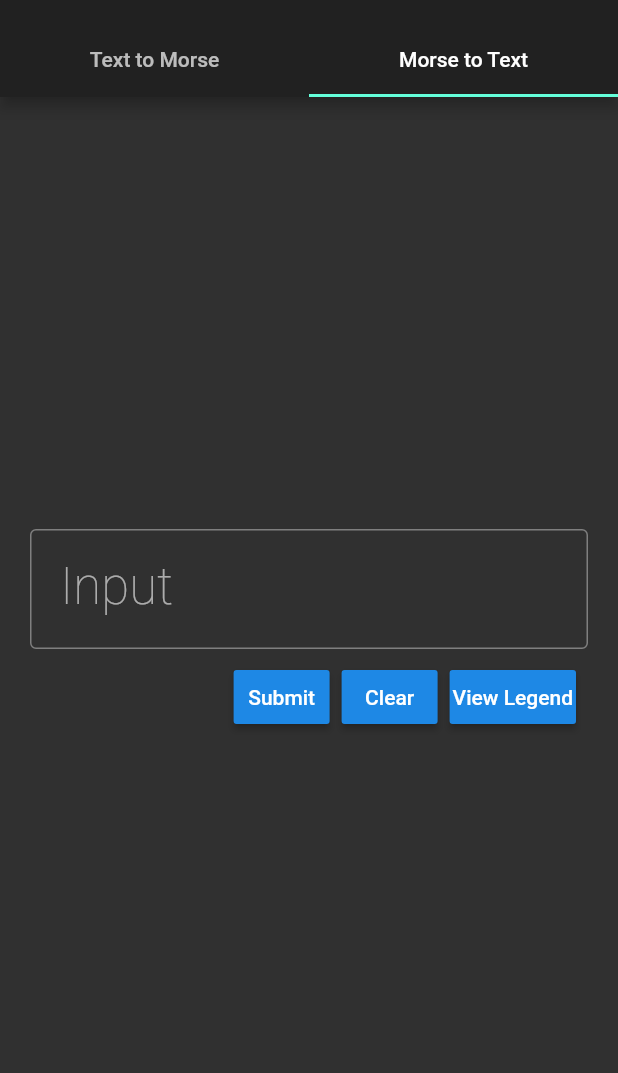
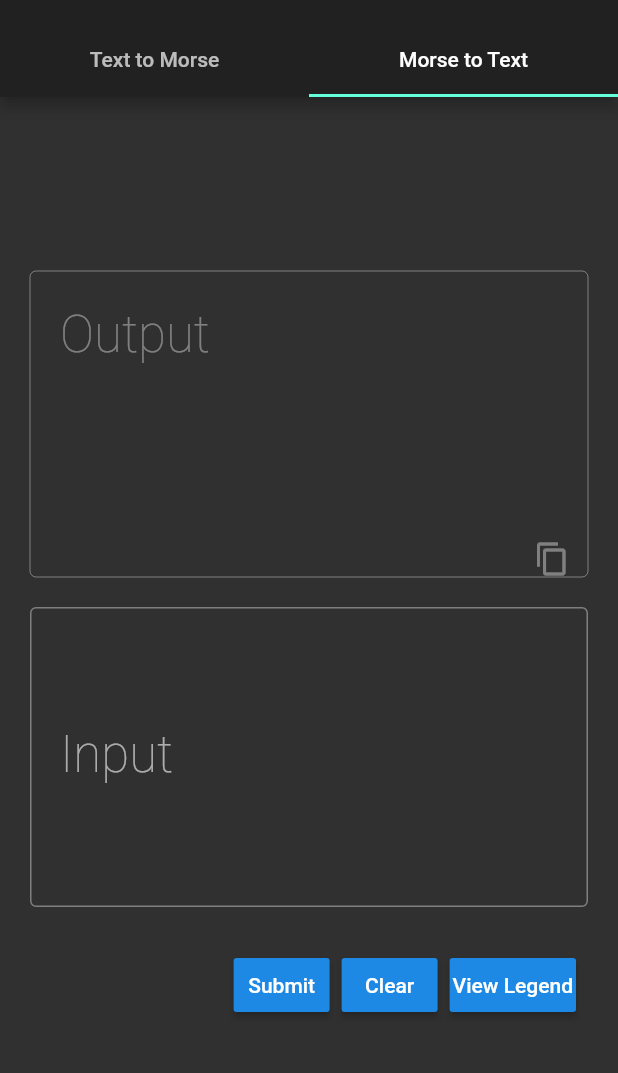
Before and after one commit to Jack-Vaughn/morse_code_translation, a Flutter app: the screen it shows after launch, tab 2 chosen, after a tap on "Clear", on a phone screen of 412 x 824 dp, the part 59-1132 px from its top. Run offline on Flutter 3.47's test engine with Material 2 defaults, Android fonts, the light colour scheme and no system bars; missing offline and left inert: morse.

Commit message:
MorseToTextTab.dart - Introduced a potential output textfield to preserve input when translating. Included a copy button in the output textfield.

```diff
--- a/lib/MorseToTextTab.dart
+++ b/lib/MorseToTextTab.dart
@@ -11,6 +11,7 @@
 // Status: Development
 
 import 'package:flutter/material.dart';
+import 'package:flutter/services.dart';
 import 'package:morse/morse.dart';
 
 class MorseToTextTab extends StatefulWidget {
@@ -20,16 +21,18 @@ class MorseToTextTab extends StatefulWidget {
 
 class _DeckViewState extends State<MorseToTextTab> {
   // DECLARE VARIABLES HERE
-  final txtController = TextEditingController();
+  final txtControlInput = TextEditingController();
+  final txtControlOutput = TextEditingController();
   final Morse morse = new Morse();
 
   void clearTextInput() {
-    txtController.clear();
+    txtControlInput.clear();
+    txtControlOutput.clear();
   } //end clearTextInput
 
   void translate() {
     setState(() {
-      txtController.text = morse.decode(txtController.text);
+      txtControlOutput.text = morse.decode(txtControlInput.text);
     });
   }
 
@@ -48,18 +51,61 @@ class _DeckViewState extends State<MorseToTextTab> {
                   // Place the children as close to the middle of the main axis as possible
                   mainAxisAlignment: MainAxisAlignment.center,
                   children: <Widget>[
+                    SizedBox(
+                      height: 20,
+                    ),
                     TextField(
+                      // Disables editable
+                      enabled: false,
+                      // Set size of textfield
+                      minLines: 4,
+                      maxLines: 4,
+                      // Textfield border settings
+                      decoration: InputDecoration(
+                        border: OutlineInputBorder(),
+                        hintText: 'Output',
+                        contentPadding: const EdgeInsets.all(20.0),
+                        // Copy button
+                        suffixIcon: IconButton(
+                          icon : Icon(Icons.copy),
+                          padding: EdgeInsets.fromLTRB(0, 180, 0, 0),
+                          onPressed: () => {
+                            Clipboard.setData(
+                              ClipboardData(text: txtControlOutput.text),
+                            )
+                          },
+                        )
+                      ),
+                      // ActionListener
+                      controller: txtControlOutput,
+                      // Textfield stylizations
+                      style: new TextStyle(
+                          fontSize: 34.0,
+                          color: const Color(0xFF808080),
+                          fontWeight: FontWeight.w200,
+                          fontFamily: "Roboto"),
+                    ),
+                    // Gapped space
+                    SizedBox(
+                      height: 20,
+                    ),
+                    TextField(
+                      minLines: 4,
+                      maxLines: 4,
                       decoration: InputDecoration(
                         border: OutlineInputBorder(),
                         labelText: 'Input',
                         contentPadding: const EdgeInsets.all(20.0),
                       ),
-                      controller: txtController,
+                      controller: txtControlInput,
                       style: new TextStyle(
                           fontSize: 34.0,
                           color: const Color(0xFF808080),
                           fontWeight: FontWeight.w200,
                           fontFamily: "Roboto"),
+                    ),
+                    SizedBox(
+                      height: 20,
                     ),
                     ButtonBar(
                       children: <Widget>[
```
